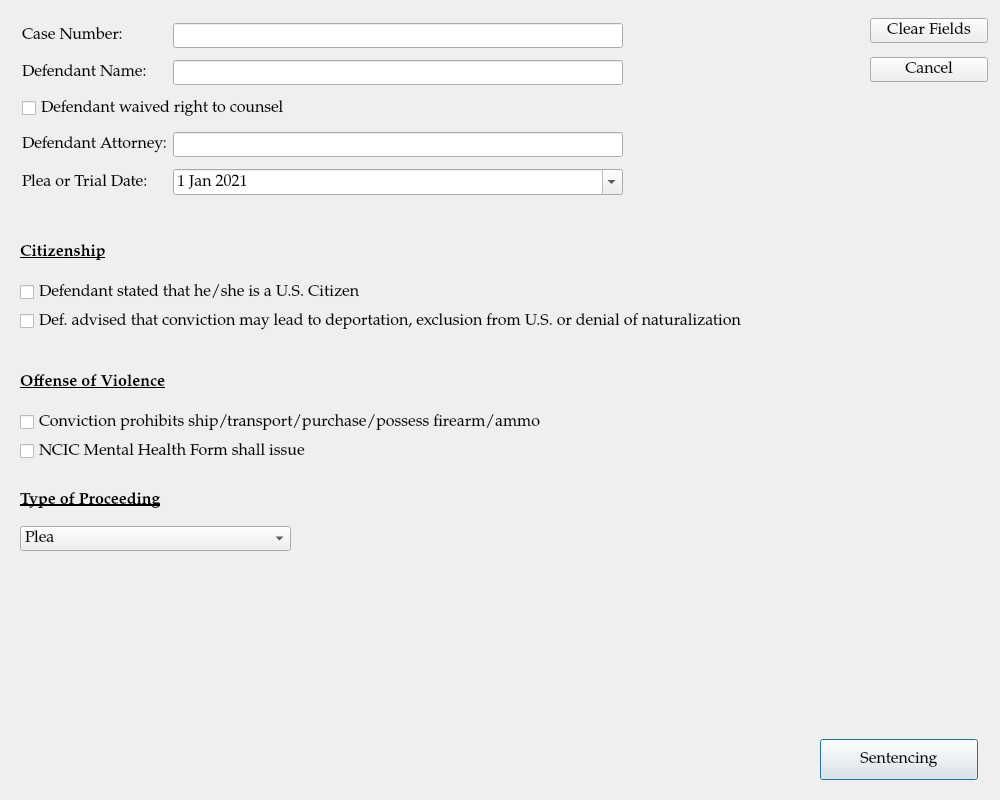
The window that ui/CaseInformationDialog.ui (HunterProgram22/MuniEntry) describes before a commit, drawn with Qt 5.
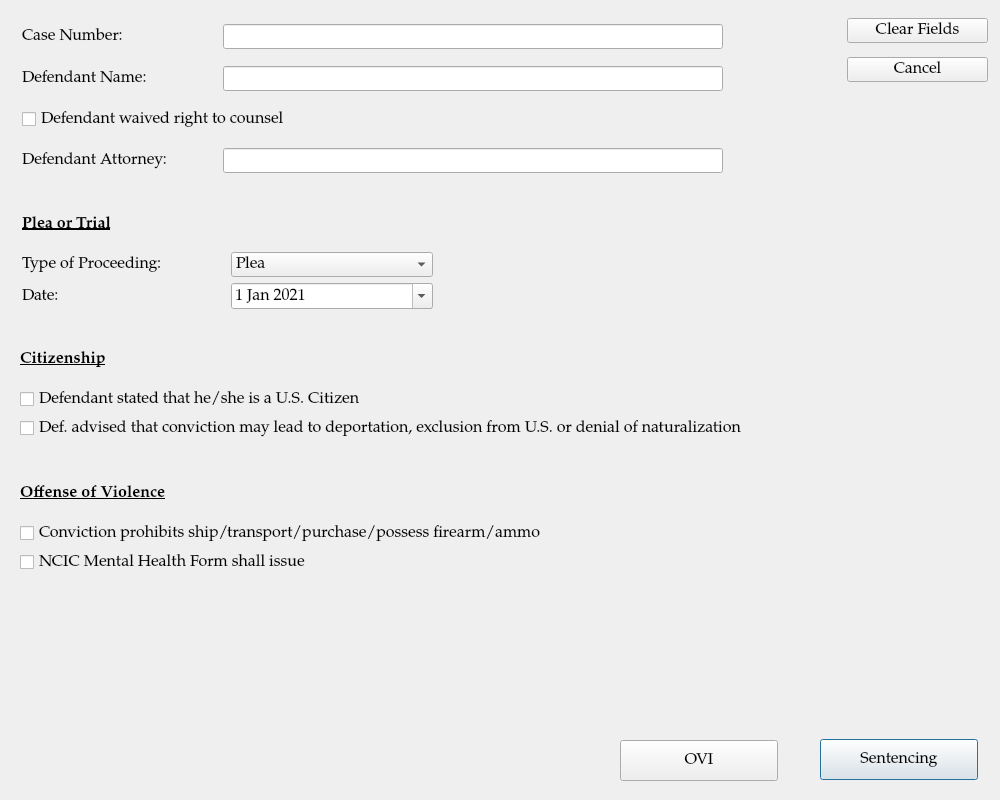
The same window after the commit.

Commit message: Cleaned up case information and added OVI button to CI dialog.

What changed in the file:
```diff
--- a/ui/CaseInformationDialog.ui
+++ b/ui/CaseInformationDialog.ui
@@ -44,9 +44,9 @@
   <widget class="QWidget" name="layoutWidget">
    <property name="geometry">
     <rect>
-     <x>870</x>
+     <x>847</x>
      <y>10</y>
-     <width>118</width>
+     <width>141</width>
      <height>80</height>
     </rect>
    </property>
@@ -67,16 +67,121 @@
     </item>
    </layout>
   </widget>
+  <widget class="QWidget" name="layoutWidget_2">
+   <property name="geometry">
+    <rect>
+     <x>20</x>
+     <y>471</y>
+     <width>931</width>
+     <height>103</height>
+    </rect>
+   </property>
+   <layout class="QGridLayout" name="offense_of_violence_gridLayout">
+    <item row="0" column="0">
+     <widget class="QLabel" name="label_7">
+      <property name="font">
+       <font>
+        <weight>75</weight>
+        <bold>true</bold>
+        <underline>true</underline>
+       </font>
+      </property>
+      <property name="toolTip">
+       <string extracomment="Test"/>
+      </property>
+      <property name="toolTipDuration">
+       <number>-2</number>
+      </property>
+      <property name="text">
+       <string>Offense of Violence</string>
+      </property>
+     </widget>
+    </item>
+    <item row="1" column="0">
+     <widget class="QCheckBox" name="violence_no_firearm_checkbox">
+      <property name="toolTip">
+       <string>Defendant informed that convcition disallows Def. to ship/transport/purchase/possess firearms/ammo if victim is current/past spouse or person living as spouse, parent or child of spouse or parent or child of Defendant.</string>
+      </property>
+      <property name="toolTipDuration">
+       <number>-1</number>
+      </property>
+      <property name="text">
+       <string>Conviction prohibits ship/transport/purchase/possess firearm/ammo </string>
+      </property>
+     </widget>
+    </item>
+    <item row="2" column="0">
+     <widget class="QCheckBox" name="citizen_deportation_checkbox_2">
+      <property name="text">
+       <string>NCIC Mental Health Form shall issue</string>
+      </property>
+     </widget>
+    </item>
+   </layout>
+  </widget>
   <widget class="QWidget" name="layoutWidget">
    <property name="geometry">
     <rect>
+     <x>20</x>
+     <y>337</y>
+     <width>931</width>
+     <height>103</height>
+    </rect>
+   </property>
+   <layout class="QGridLayout" name="citizenship_gridLayout">
+    <item row="0" column="0">
+     <widget class="QLabel" name="label_6">
+      <property name="font">
+       <font>
+        <weight>75</weight>
+        <bold>true</bold>
+        <underline>true</underline>
+       </font>
+      </property>
+      <property name="text">
+       <string>Citizenship</string>
+      </property>
+     </widget>
+    </item>
+    <item row="1" column="0">
+     <widget class="QCheckBox" name="is_citizen_checkbox">
+      <property name="text">
+       <string>Defendant stated that he/she is a U.S. Citizen</string>
+      </property>
+     </widget>
+    </item>
+    <item row="2" column="0">
+     <widget class="QCheckBox" name="citizen_deportation_checkbox">
+      <property name="text">
+       <string>Def. advised that conviction may lead to deportation, exclusion from U.S. or denial of naturalization</string>
+      </property>
+     </widget>
+    </item>
+   </layout>
+  </widget>
+  <widget class="QPushButton" name="continueButton_2">
+   <property name="geometry">
+    <rect>
+     <x>620</x>
+     <y>740</y>
+     <width>158</width>
+     <height>41</height>
+    </rect>
+   </property>
+   <property name="text">
+    <string>OVI</string>
+   </property>
+  </widget>
+  <widget class="QWidget" name="">
+   <property name="geometry">
+    <rect>
      <x>22</x>
-     <y>17</y>
-     <width>601</width>
-     <height>189</height>
+     <y>13</y>
+     <width>701</width>
+     <height>171</height>
     </rect>
    </property>
-   <layout class="QGridLayout" name="gridLayout">
+   <layout class="QGridLayout" name="caseinformation_gridLayout">
     <item row="0" column="0">
      <widget class="QLabel" name="label">
       <property name="text">
@@ -85,7 +190,14 @@
      </widget>
     </item>
     <item row="0" column="1">
-     <widget class="QLineEdit" name="case_number"/>
+     <widget class="QLineEdit" name="case_number">
+      <property name="maximumSize">
+       <size>
+        <width>500</width>
+        <height>16777215</height>
+       </size>
+      </property>
+     </widget>
     </item>
     <item row="1" column="0">
      <widget class="QLabel" name="label_2">
@@ -95,7 +207,14 @@
      </widget>
     </item>
     <item row="1" column="1">
-     <widget class="QLineEdit" name="defendant_name"/>
+     <widget class="QLineEdit" name="defendant_name">
+      <property name="maximumSize">
+       <size>
+        <width>500</width>
+        <height>16777215</height>
+       </size>
+      </property>
+     </widget>
     </item>
     <item row="2" column="0" colspan="2">
      <widget class="QCheckBox" name="waived_counsel_checkbox">
@@ -115,16 +234,35 @@
      </widget>
     </item>
     <item row="3" column="1">
-     <widget class="QLineEdit" name="defendant_attorney_name"/>
+     <widget class="QLineEdit" name="defendant_attorney_name">
+      <property name="maximumSize">
+       <size>
+        <width>500</width>
+        <height>16777215</height>
+       </size>
+      </property>
+     </widget>
     </item>
-    <item row="4" column="0">
+   </layout>
+  </widget>
+  <widget class="QWidget" name="">
+   <property name="geometry">
+    <rect>
+     <x>22</x>
+     <y>202</y>
+     <width>411</width>
+     <height>107</height>
+    </rect>
+   </property>
+   <layout class="QGridLayout" name="gridLayout_2">
+    <item row="3" column="0">
      <widget class="QLabel" name="label_3">
       <property name="text">
-       <string>Plea or Trial Date:</string>
+       <string>Date:</string>
       </property>
      </widget>
     </item>
-    <item row="4" column="1">
+    <item row="3" column="1">
      <widget class="QDateEdit" name="plea_trial_date">
       <property name="minimumDate">
        <date>
@@ -145,25 +283,13 @@
       </property>
      </widget>
     </item>
-   </layout>
-  </widget>
-  <widget class="QWidget" name="layoutWidget_2">
-   <property name="geometry">
-    <rect>
-     <x>20</x>
-     <y>360</y>
-     <width>931</width>
-     <height>103</height>
-    </rect>
-   </property>
-   <layout class="QGridLayout" name="offense_of_violence_gridLayout">
-    <item row="0" column="0">
-     <widget class="QLabel" name="label_7">
+    <item row="1" column="0">
+     <widget class="QLabel" name="label_8">
       <property name="font">
        <font>
-        <weight>75</weight>
-        <bold>true</bold>
-        <underline>true</underline>
+        <weight>50</weight>
+        <bold>false</bold>
+        <underline>false</underline>
        </font>
       </property>
       <property name="toolTip">
@@ -173,43 +299,11 @@
        <number>-2</number>
       </property>
       <property name="text">
-       <string>Offense of Violence</string>
+       <string>Type of Proceeding:</string>
       </property>
      </widget>
     </item>
-    <item row="1" column="0">
-     <widget class="QCheckBox" name="violence_no_firearm_checkbox">
-      <property name="toolTip">
-       <string>Defendant informed that convcition disallows Def. to ship/transport/purchase/possess firearms/ammo if victim is current/past spouse or person living as spouse, parent or child of spouse or parent or child of Defendant.</string>
-      </property>
-      <property name="toolTipDuration">
-       <number>-1</number>
-      </property>
-      <property name="text">
-       <string>Conviction prohibits ship/transport/purchase/possess firearm/ammo </string>
-      </property>
-     </widget>
-    </item>
-    <item row="2" column="0">
-     <widget class="QCheckBox" name="citizen_deportation_checkbox_2">
-      <property name="text">
-       <string>NCIC Mental Health Form shall issue</string>
-      </property>
-     </widget>
-    </item>
-   </layout>
-  </widget>
-  <widget class="QWidget" name="layoutWidget_3">
-   <property name="geometry">
-    <rect>
-     <x>20</x>
-     <y>480</y>
-     <width>271</width>
-     <height>71</height>
-    </rect>
-   </property>
-   <layout class="QGridLayout" name="offense_of_violence_gridLayout_2">
-    <item row="2" column="0">
+    <item row="1" column="1">
      <widget class="QComboBox" name="comboBox">
       <item>
        <property name="text">
@@ -228,40 +322,8 @@
       </item>
      </widget>
     </item>
-    <item row="1" column="0">
-     <widget class="QLabel" name="label_8">
-      <property name="font">
-       <font>
-        <weight>75</weight>
-        <bold>true</bold>
-        <underline>true</underline>
-       </font>
-      </property>
-      <property name="toolTip">
-       <string extracomment="Test"/>
-      </property>
-      <property name="toolTipDuration">
-       <number>-2</number>
-      </property>
-      <property name="text">
-       <string>Type of Proceeding</string>
-      </property>
-     </widget>
-    </item>
-   </layout>
-  </widget>
-  <widget class="QWidget" name="layoutWidget">
-   <property name="geometry">
-    <rect>
-     <x>20</x>
-     <y>230</y>
-     <width>931</width>
-     <height>103</height>
-    </rect>
-   </property>
-   <layout class="QGridLayout" name="citizenship_gridLayout">
     <item row="0" column="0">
-     <widget class="QLabel" name="label_6">
+     <widget class="QLabel" name="label_9">
       <property name="font">
        <font>
         <weight>75</weight>
@@ -270,21 +332,7 @@
        </font>
       </property>
       <property name="text">
-       <string>Citizenship</string>
-      </property>
-     </widget>
-    </item>
-    <item row="1" column="0">
-     <widget class="QCheckBox" name="is_citizen_checkbox">
-      <property name="text">
-       <string>Defendant stated that he/she is a U.S. Citizen</string>
-      </property>
-     </widget>
-    </item>
-    <item row="2" column="0">
-     <widget class="QCheckBox" name="citizen_deportation_checkbox">
-      <property name="text">
-       <string>Def. advised that conviction may lead to deportation, exclusion from U.S. or denial of naturalization</string>
+       <string>Plea or Trial</string>
       </property>
      </widget>
     </item>
```
Left out of the diff: 84 changed lines with no effect on the pictures. The commit also changes 7 other files.
